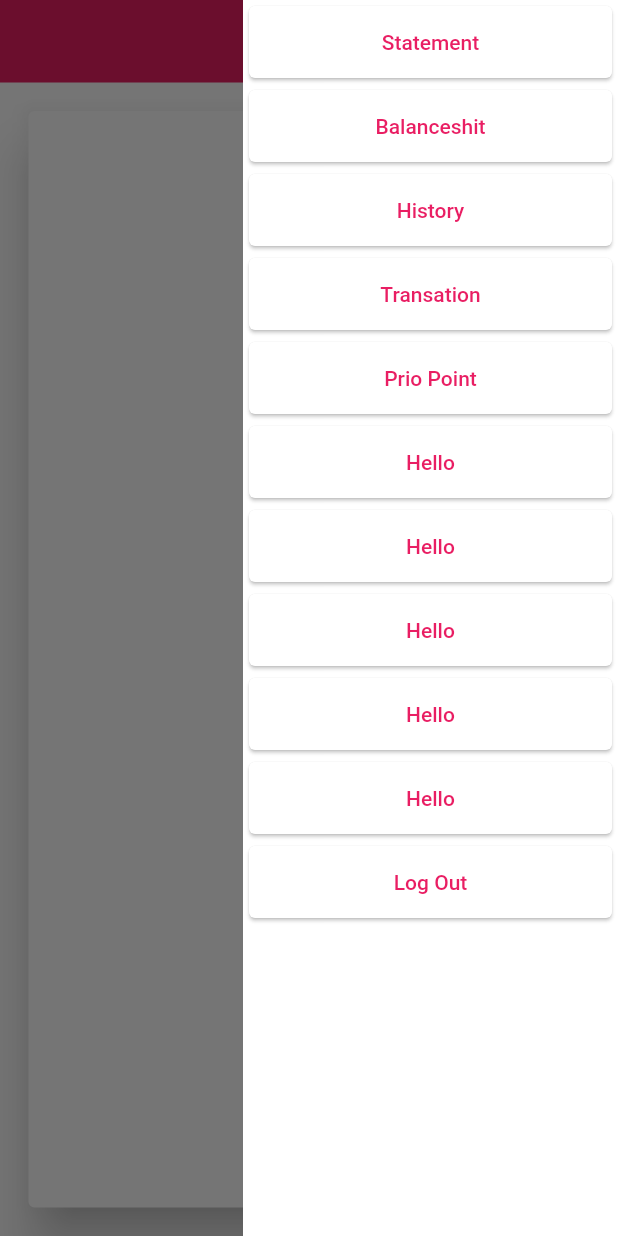
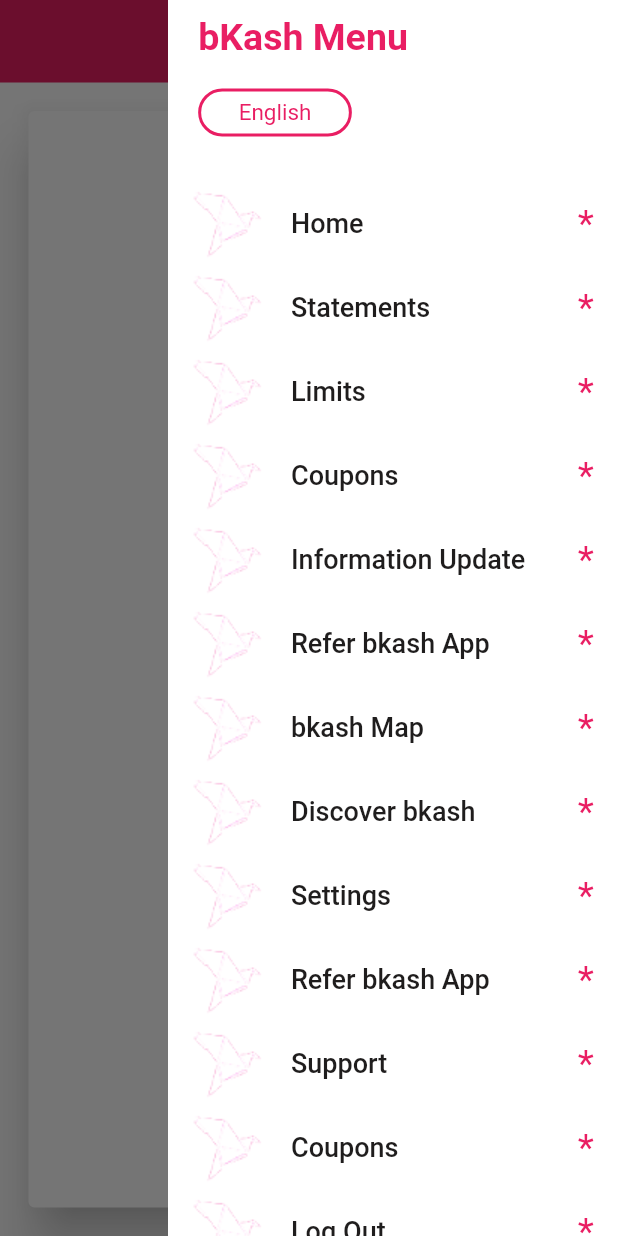
Before and after one commit to Animesh9696/prac_bkash_app, a Flutter app: the InboxScreen screen opened directly, with the side drawer open, on a phone screen of 412 x 824 dp. Run offline on Flutter 3.47's test engine with Material 2 defaults, Android fonts, the phone set to English and light mode, and no system bars; missing offline and left inert: dart:ffi.

```diff
--- a/lib/screens/Home/app.dart
+++ b/lib/screens/Home/app.dart
@@ -109,11 +109,7 @@
           ),
           backgroundColor: Colors.white,
           onPressed: () {
-            // Navigator.of(context).push(
-            //       MaterialPageRoute(
-            //         builder: (context) => QrScannerScreen(),
-            //       ),
-            //     );
+
           }),
       floatingActionButtonLocation:
           FloatingActionButtonLocation.miniCenterDocked,
--- a/lib/screens/Home/widgets/DrawerWidget.dart
+++ /dev/null
@@ -1,55 +0,0 @@
-import 'package:flutter/material.dart';
-
-import '../app.dart';
-
-class DrawerWidget extends StatefulWidget {
-  const DrawerWidget({Key? key}) : super(key: key);
-
-  @override
-  _DrawerWidgetState createState() => _DrawerWidgetState();
-}
-
-class _DrawerWidgetState extends State<DrawerWidget> {
-  @override
-  Widget build(BuildContext context) {
-    return Container(
-        width: 250,
-        color: Colors.white,
-        child: ListView(
-          children: [
-            drawerItem("Statement"),
-            drawerItem("Balanceshit"),
-            drawerItem("History"),
-            drawerItem("Transation"),
-            drawerItem("Prio Point"),
-            drawerItem("Hello"),
-            drawerItem("Hello"),
-            drawerItem("Hello"),
-            drawerItem("Hello"),
-            drawerItem("Hello"),
-            drawerItem("Log Out"),
-          ],
-        ));
-  }
-
-  @override
-  Widget drawerItem(String title) {
-    return Container(
-      child: Card(
-        child: Container(
-          child: TextButton(
-              onPressed: () {
-                Navigator.of(context).pop(
-                  MaterialPageRoute(
-                    builder: (context) => Home(),
-                  ),
-                );
-              },
-              child: Text(
-                title,
-              )),
-        ),
-      ),
-    );
-  }
-}
--- a/lib/screens/HomeScreen/components/AppBarWidget.dart
+++ b/lib/screens/HomeScreen/components/AppBarWidget.dart
@@ -25,7 +25,7 @@
             crossAxisAlignment: CrossAxisAlignment.start,
             mainAxisAlignment: MainAxisAlignment.start,
             children: [
-              Container(
+              SizedBox(
                 height: 50,
                 child: IconButton(
                   iconSize: 50,
@@ -35,24 +35,24 @@
                   onPressed: () {
                     Navigator.of(context).push(
                       MaterialPageRoute(
-                        builder: (context) => QrCodeScreen(),
+                        builder: (context) => const QrCodeScreen(),
                       ),
                     );
                   },
                 ),
               ),
-              SizedBox(width: 14.0),
+              const SizedBox(width: 14.0),
               Column(
                 crossAxisAlignment: CrossAxisAlignment.start,
                 children: [
-                  SizedBox(height: 8.0),
-                  Text('Animesh Kumar',
+                  const SizedBox(height: 8.0),
+                  const Text('Animesh Kumar',
                       style: TextStyle(
                           color: Colors.white,
                           fontSize: 18.0,
                           fontWeight: FontWeight.w400,
                           letterSpacing: 1.0)),
-                  SizedBox(height: 6.0),
+                  const SizedBox(height: 6.0),
                   InkWell(
                     onTap: changeState,
                     child: Container(
@@ -66,21 +66,24 @@
                         children: [
                           AnimatedOpacity(
                             opacity: _isBalanceShow ? 1 : 0,
-                            duration: Duration(milliseconds: 500),
-                            child: Text(
+                            duration: const Duration(milliseconds: 500),
+                            child: const Text(
                               "Tk 2000",
                               style: TextStyle(fontSize: 20),
                             ),
                           ),
                           AnimatedOpacity(
                             opacity: _isBalance ? 1 : 0,
-                            duration: Duration(milliseconds: 300),
-                            child: Text(
+                            duration: const Duration(milliseconds: 300),
+                            child: const Text(
                               "Show",
                               style: TextStyle(fontSize: 20),
                             ),
                           ),
                           AnimatedPositioned(
+                            duration: const Duration(milliseconds: 100),
+                            left: _isAnimation == false ? 5 : 135,
+                            curve: Curves.fastOutSlowIn,
                             child: Container(
                               height: 20,
                               width: 20,
@@ -89,15 +92,12 @@
                                 color: Colors.pink,
                                 borderRadius: BorderRadius.circular(15),
                               ),
-                              child: Text(
+                              child: const Text(
                                 "",
                                 style: TextStyle(
                                     color: Colors.white, fontSize: 17),
                               ),
                             ),
-                            duration: Duration(milliseconds: 100),
-                            left: _isAnimation == false ? 5 : 135,
-                            curve: Curves.fastOutSlowIn,
                           )
                         ],
                       ),
@@ -116,10 +116,8 @@
               // Scaffold.of(context).openEndDrawer();
             },
             child: Padding(
-              padding: const EdgeInsets.only(top: 12.0, right: 10.0),
-              child: Container(
-                  width: 50,
-                  height: 50,
+              padding: const EdgeInsets.only(top: 10,right: 7),
+              child: SizedBox(
                   child: Image.asset('assets/images/fly.png')),
             ),
           );
@@ -130,15 +128,12 @@
               Scaffold.of(context).openEndDrawer();
             },
             child: Padding(
-              padding: const EdgeInsets.only(top: 12.0, right: 10.0),
-              child: Container(
-                  width: 50,
-                  height: 50,
+              padding: const EdgeInsets.only(top: 10, right: 10.0),
+              child: SizedBox(
                   child: Image.asset('assets/images/fly.png')),
             ),
           );
         }),
-
       ],
     );
   }
@@ -150,28 +145,28 @@
     setState(() {});
 
     await Future.delayed(
-        Duration(milliseconds: 800),
+        const Duration(milliseconds: 800),
         () => {
               setState(
                 () => _isBalanceShow = true,
               )
             });
     await Future.delayed(
-        Duration(milliseconds: 800),
+        const Duration(milliseconds: 800),
         () => {
               setState(
                 () => _isBalanceShow = false,
               )
             });
     await Future.delayed(
-        Duration(milliseconds: 300),
+        const Duration(milliseconds: 300),
         () => {
               setState(
                 () => _isAnimation = false,
               )
             });
     await Future.delayed(
-        Duration(milliseconds: 200),
+        const Duration(milliseconds: 200),
         () => {
               setState(
                 () => _isBalance = true,
--- a/lib/screens/HomeScreen/components/Body/menusWidget.dart
+++ b/lib/screens/HomeScreen/components/Body/menusWidget.dart
@@ -9,8 +9,6 @@
   Widget build(BuildContext context) {
     return Container(
       color: Colors.white,
-      padding: EdgeInsets.all(12.0),
-      margin: EdgeInsets.only(bottom: 12.0),
       child: Column(
         children: [
           Row(
--- a/lib/screens/HomeScreen/components/Body/otherOffersWidget.dart
+++ b/lib/screens/HomeScreen/components/Body/moreService.dart
@@ -2,15 +2,13 @@
 
 import '../../../../widgets/menuwidget.dart';
 
-class OtherOffersWidget extends StatelessWidget {
-  const OtherOffersWidget({Key? key}) : super(key: key);
+class MoreServices extends StatelessWidget {
+  const MoreServices({Key? key}) : super(key: key);
 
   @override
   Widget build(BuildContext context) {
     return Container(
       color: Colors.white,
-      padding: EdgeInsets.all(12.0),
-      margin: EdgeInsets.only(bottom: 12.0),
       child: Column(
         children: [
           Row(
--- a/lib/screens/InboxScreen/app.dart
+++ b/lib/screens/InboxScreen/app.dart
@@ -1,5 +1,5 @@
 import 'package:flutter/material.dart';
-import 'package:prac_bkash_app/screens/Home/widgets/DrawerWidget.dart';
+import 'package:prac_bkash_app/widgets/DrawerWidget.dart';
 
 import '../InboxScreen/components/AppBarWidget.dart';
 import '../InboxScreen/components/BodyWidget.dart';
@@ -9,7 +9,7 @@
 
   @override
   Widget build(BuildContext context){
-    return SafeArea(
+    return const SafeArea(
         child: Scaffold(
       backgroundColor: Colors.white,
       appBar: PreferredSize(
@@ -17,7 +17,7 @@
         child: AppBarWidget(),
       ),
       body: BodyWidget(),
-      endDrawer: DrawerWidget(),
+      endDrawer: SafeArea(child: DrawerWidget()),
     ));
   }
 }
--- a/lib/screens/QrcodeScreen/app.dart
+++ b/lib/screens/QrcodeScreen/app.dart
@@ -5,9 +5,11 @@
 import 'components/BodyWidget.dart';
 
 class QrCodeScreen extends StatelessWidget {
+  const QrCodeScreen({super.key});
+
   @override
   Widget build(BuildContext context) {
-    return SafeArea(
+    return const SafeArea(
         child: Scaffold(
       backgroundColor: Colors.white,
       appBar: PreferredSize(
--- a/lib/screens/QrcodeScreen/components/AppBarWidget.dart
+++ b/lib/screens/QrcodeScreen/components/AppBarWidget.dart
@@ -1,5 +1,6 @@
 import 'package:flutter/material.dart';
 import 'package:prac_bkash_app/screens/Home/app.dart';
+import 'package:prac_bkash_app/utilities/constants.dart';
 
 class AppBarWidget extends StatelessWidget {
   const AppBarWidget({Key? key}) : super(key: key);
@@ -7,7 +8,7 @@
   @override
   Widget build(BuildContext context) {
     return Container(
-      color: Colors.pink,
+      color: primaryColor,
       width: double.infinity,
       height: 55,
       child: Row(
@@ -28,7 +29,7 @@
                 child: Container(
                     width: 50,
                     height: 50,
-                    child: Icon(
+                    child: const Icon(
                       Icons.arrow_back,
                       color: Colors.white,
                     )),
--- a/lib/utilities/constants.dart
+++ b/lib/utilities/constants.dart
@@ -1,3 +1,9 @@
 import 'package:flutter/material.dart';
 
+//Color Section
+
 const primaryColor = Colors.pink;
+
+//String Section
+
+const appName = "Bkash";
--- /dev/null
+++ b/lib/widgets/DrawerWidget.dart
@@ -0,0 +1,126 @@
+import 'package:flutter/material.dart';
+import 'package:prac_bkash_app/utilities/spacingWidget.dart';
+
+import '../screens/Home/app.dart';
+
+class DrawerWidget extends StatefulWidget {
+  const DrawerWidget({Key? key}) : super(key: key);
+
+  @override
+  _DrawerWidgetState createState() => _DrawerWidgetState();
+}
+
+class _DrawerWidgetState extends State<DrawerWidget> {
+  var draweritemtitlelist = [
+    'Home',
+    'Statements',
+    'Limits',
+    'Coupons',
+    'Information Update',
+    'Refer bkash App',
+    'bkash Map',
+    'Discover bkash',
+    'Settings',
+    'Refer bkash App',
+    'Support',
+    'Coupons',
+    'Log Out',
+  ];
+  var draweritemimagelist = [
+    'assets/images/fly.png',
+    'assets/images/fly.png',
+    'assets/images/fly.png',
+    'assets/images/fly.png',
+    'assets/images/fly.png',
+    'assets/images/fly.png',
+    'assets/images/fly.png',
+    'assets/images/fly.png',
+    'assets/images/fly.png',
+    'assets/images/fly.png',
+    'assets/images/fly.png',
+    'assets/images/fly.png',
+    'assets/images/fly.png',
+  ];
+
+  @override
+  Widget build(BuildContext context) {
+    return Container(
+        width: 300,
+        color: Colors.white,
+        child: Column(
+          children: [
+            Container(
+              margin: EdgeInsets.only(right: 120),
+              padding: addPadding(10),
+              child: Column(
+                mainAxisAlignment: MainAxisAlignment.start,
+                crossAxisAlignment: CrossAxisAlignment.start,
+                children: [
+                  Container(
+                    child: Text(
+                      "bKash Menu",
+                      style: TextStyle(
+                          fontSize: 25,
+                          color: Colors.pink,
+                          fontWeight: FontWeight.bold),
+                    ),
+                  ),
+                  Container(
+                    margin: EdgeInsets.only(top: 20, bottom: 20),
+                    padding:
+                        EdgeInsets.only(left: 25, right: 25, top: 5, bottom: 5),
+                    decoration: BoxDecoration(
+                        border: Border.all(color: Colors.pink, width: 2.0),
+                        borderRadius: BorderRadius.circular(25)),
+                    child: Text(
+                      "English",
+                      style: TextStyle(fontSize: 15, color: Colors.pink),
+                    ),
+                  )
+                ],
+              ),
+            ),
+            Expanded(
+                child: ListView.builder(
+                    itemCount: draweritemtitlelist.length,
+                    itemBuilder: (BuildContext context, int index) {
+                      return GestureDetector(
+                        onTap: () {
+                          Navigator.of(context).pop(
+                            MaterialPageRoute(
+                              builder: (context) => Home(),
+                            ),
+                          );
+                          final snackBar = SnackBar(
+                            content: Text(
+                                "You Clicke ${draweritemtitlelist[index]}"),
+                            action: SnackBarAction(
+                              label: 'Undo',
+                              onPressed: () {
+                                // Some code to undo the change.
+                              },
+                            ),
+                          );
+                          ScaffoldMessenger.of(context).showSnackBar(snackBar);
+                        },
+                        child: ListTile(
+                            leading: Image.asset(
+                              draweritemimagelist[index],
+                            ),
+                            trailing: const Text(
+                              "*",
+                              style:
+                                  TextStyle(color: Colors.pink, fontSize: 25),
+                            ),
+                            title: Text(
+                              draweritemtitlelist[index],
+                              style: const TextStyle(
+                                  fontSize: 18,
+                                  color: Color.fromARGB(255, 31, 29, 29)),
+                            )),
+                      );
+                    })),
+          ],
+        ));
+  }
+}
```
Also changed, not shown: lib/screens/FirstLoadScreen/main.dart (added, +18 -0 lines), lib/screens/HomeScreen/app.dart (+4 -3 lines), lib/screens/HomeScreen/components/BodyWidget.dart (+14 -59 lines), lib/screens/QrcodeScreen/components/BodyWidget.dart (+63 -20 lines), lib/widgets/tablewidget.dart (added, +75 -0 lines), lib/widgets/crouselWidget.dart (renamed from lib/screens/HomeScreen/components/Body/crouselWidget.dart), lib/widgets/keyboard.dart (added).
